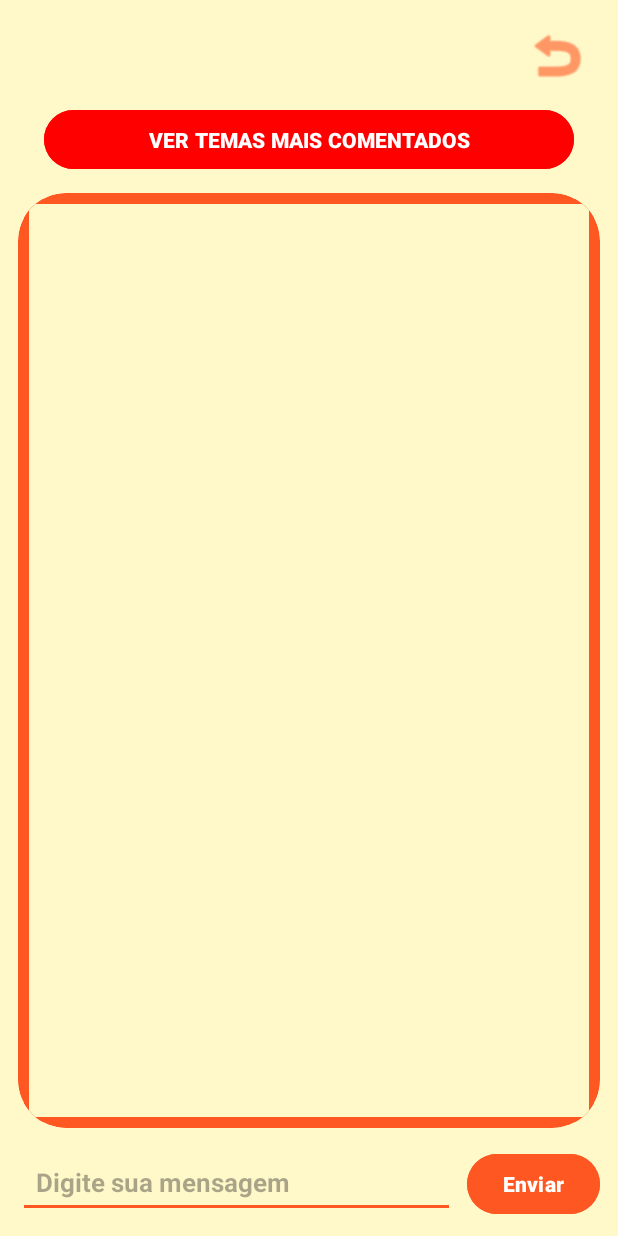
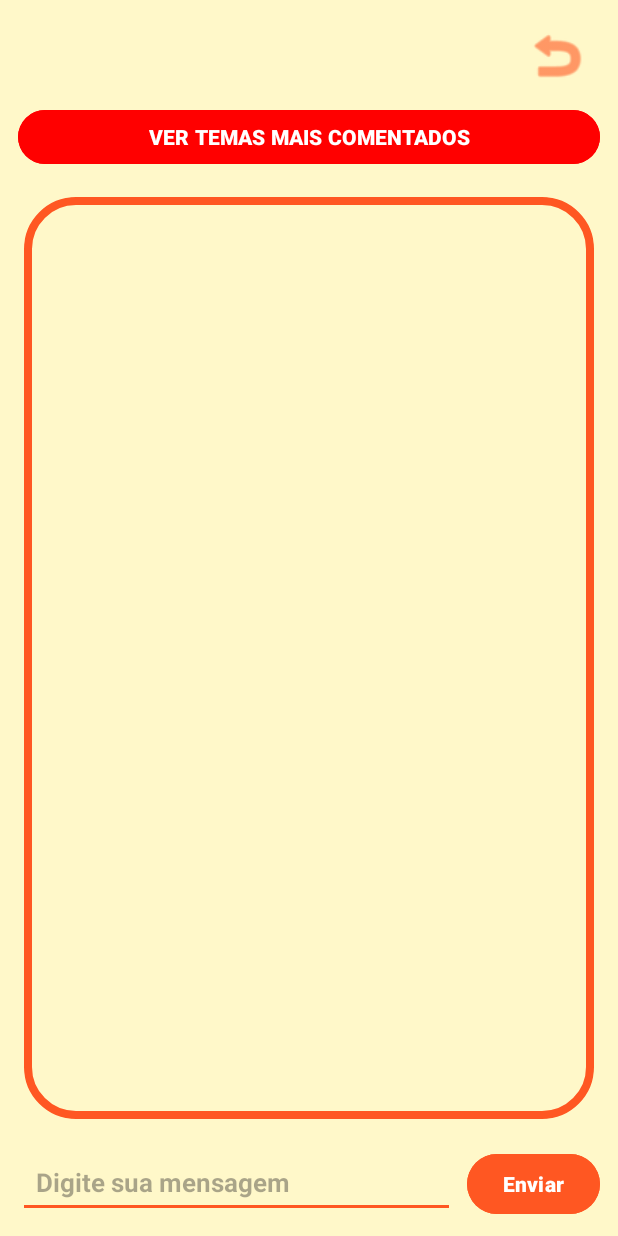
Before and after one commit to luizinho2008/CF-Mobile, an Android app: the layout activity_chat.xml on its own in the app's theme, with its tools: preview values and no code run, on a phone screen of 412 x 824 dp. Run offline under Robolectric (Android 15) with nearby library versions, the phone set to English and light mode, and no system bars.

Commit message:
Corrigindo display do chat

```diff
--- /dev/null
+++ b/CFM/app/src/main/res/drawable/borda_laranja.xml
@@ -0,0 +1,9 @@
+<?xml version="1.0" encoding="utf-8"?>
+<shape xmlns:android="http://schemas.android.com/apk/res/android"
+    android:shape="rectangle">
+    <solid android:color="#FFF8C9" />
+    <stroke
+        android:width="5dp"
+        android:color="#FF5722" />
+    <corners android:radius="32dp" />
+</shape>
--- a/CFM/app/src/main/res/layout/activity_chat.xml
+++ b/CFM/app/src/main/res/layout/activity_chat.xml
@@ -1,5 +1,6 @@
 <?xml version="1.0" encoding="utf-8"?>
-<androidx.constraintlayout.widget.ConstraintLayout xmlns:android="http://schemas.android.com/apk/res/android"
+<androidx.constraintlayout.widget.ConstraintLayout
+    xmlns:android="http://schemas.android.com/apk/res/android"
     xmlns:app="http://schemas.android.com/apk/res-auto"
     xmlns:tools="http://schemas.android.com/tools"
     android:id="@+id/main"
@@ -37,16 +38,17 @@
 
     <Button
         android:id="@+id/botao_temas"
-        android:layout_width="353dp"
-        android:layout_height="47dp"
+        android:layout_width="0dp"
+        android:layout_height="44dp"
         android:layout_marginTop="8dp"
+        android:layout_marginStart="12dp"
+        android:layout_marginEnd="12dp"
         android:backgroundTint="#FF0000"
         android:text="VER TEMAS MAIS COMENTADOS"
         android:textColor="#FFFFFF"
         android:textStyle="bold"
         app:layout_constraintBottom_toTopOf="@id/card_container"
         app:layout_constraintEnd_toEndOf="parent"
-        app:layout_constraintHorizontal_bias="0.5"
         app:layout_constraintStart_toStartOf="parent"
         app:layout_constraintTop_toBottomOf="@id/logado" />
 
@@ -55,35 +57,27 @@
         android:layout_width="0dp"
         android:layout_height="0dp"
         android:layout_margin="12dp"
-        app:cardBackgroundColor="#FF5722"
+        app:cardBackgroundColor="@android:color/transparent"
         app:cardCornerRadius="32dp"
-        app:cardElevation="0dp"
+        app:cardElevation="4dp"
         app:cardPreventCornerOverlap="false"
+        app:cardUseCompatPadding="true"
         app:layout_constraintBottom_toTopOf="@id/input_container"
         app:layout_constraintEnd_toEndOf="parent"
         app:layout_constraintStart_toStartOf="parent"
         app:layout_constraintTop_toBottomOf="@id/botao_temas">
 
-        <!-- Moldura laranja com cantos arredondados -->
-        <FrameLayout
+        <LinearLayout
             android:layout_width="match_parent"
             android:layout_height="match_parent"
-            android:layout_margin="4dp"
-            android:background="#FF5722"
-            android:clipToOutline="true"
-            android:outlineProvider="background"
-            android:padding="3dp">
+            android:orientation="vertical"
+            android:background="@drawable/borda_laranja">
 
-            <!-- Conteúdo branco interno, com cantos arredondados via clipToOutline -->
             <ScrollView
                 android:id="@+id/scroll_view"
                 android:layout_width="match_parent"
                 android:layout_height="match_parent"
-                android:background="#FFF8C9"
-                android:clipToOutline="true"
-                android:fillViewport="true"
-                android:outlineProvider="background"
-                android:padding="3dp">
+                android:fillViewport="true">
 
                 <LinearLayout
                     android:id="@+id/messages_layout"
@@ -92,11 +86,11 @@
                     android:orientation="vertical"
                     android:padding="12dp" />
             </ScrollView>
-        </FrameLayout>
+
+        </LinearLayout>
 
     </androidx.cardview.widget.CardView>
 
-    <!-- Container do input para enviar mensagens -->
     <LinearLayout
         android:id="@+id/input_container"
         android:layout_width="0dp"
```
